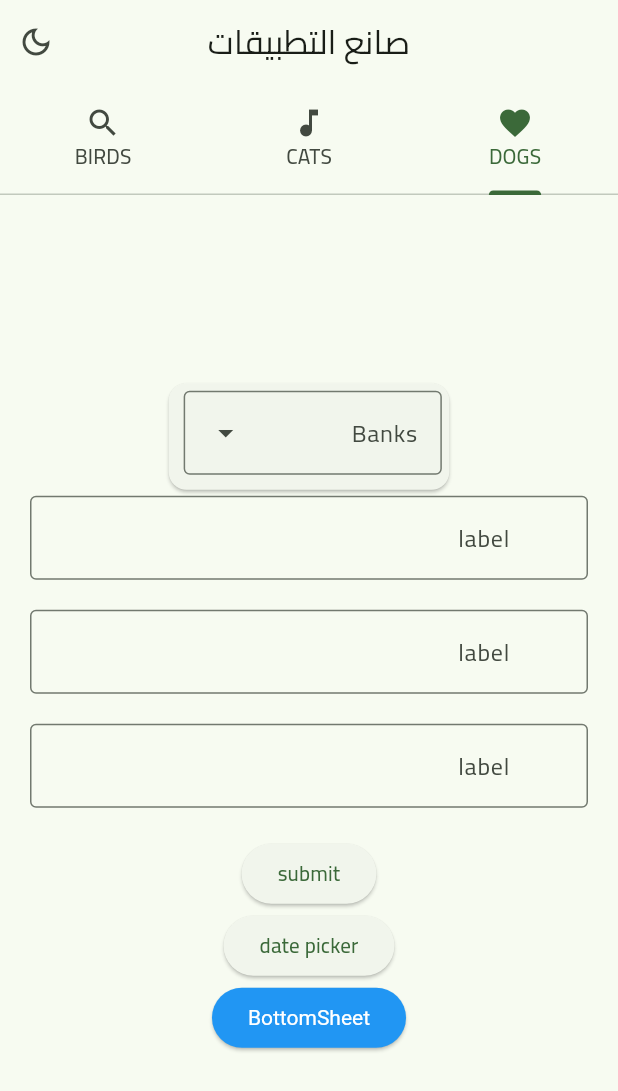
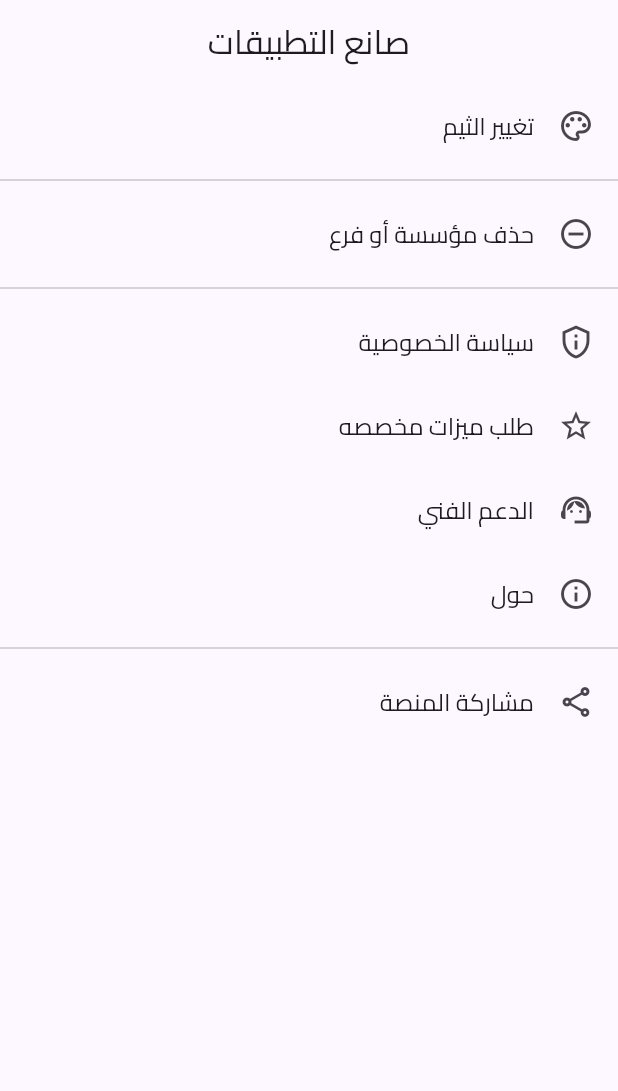
Before and after one commit to almaayn20/system_creator, a Flutter app: the screen it shows after launch, on a phone screen of 412 x 824 dp. Shown: the top 1091 px of the screen. Run offline on Flutter 3.47's test engine with Material 2 defaults, Android fonts, the phone set to English and light mode, and no system bars; our stand-ins replace carousel_slider, flutter_colorpicker, get, get_storage, tuple.

Commit message:
finishing app theme+ building settings screen

```diff
--- a/lib/main.dart
+++ b/lib/main.dart
@@ -1,5 +1,6 @@
 import 'package:flutter/material.dart';
 import 'package:get/get.dart';
+import 'package:system_creator/view/screens/settings.dart';
 import 'package:system_creator/view/screens/test_screen.dart';
 
 import 'services/theme_Services.dart';
@@ -18,7 +19,7 @@ class MyApp extends StatelessWidget {
       theme: lightTheme,
       darkTheme: darkTheme,
       themeMode: ThemeServices().theme,
-      home: ChangeAppTheme(),
+      home: Settings(),
     );
   }
 }
--- a/lib/services/theme_services.dart
+++ b/lib/services/theme_services.dart
@@ -1,58 +1,100 @@
-import 'package:flutter/material.dart';
-import 'package:google_fonts/google_fonts.dart';
 import 'package:get/get.dart';
 import 'package:get_storage/get_storage.dart';
-
-Color selectedColor = Colors.green;
-
-void changeColorSchemeSeed(Color c) => selectedColor = c;
+import 'package:flutter/material.dart';
 
 class ThemeServices {
   final GetStorage _box = GetStorage();
-  final _key = 'isDarkMode';
+  final _key = 'mode';
 
-  _saveThemeToBox(bool isDarkMode) => _box.write(_key, isDarkMode);
-  bool _loadThemeFromBox() => _box.read<bool>(_key) ?? false;
+  _saveThemeToBox(int m) => _box.write(_key, m);
+  int loadThemeFromBox() => _box.read<int>(_key) ?? 1;
 
-  ThemeMode get theme => _loadThemeFromBox() ? ThemeMode.dark : ThemeMode.light;
+  ThemeMode get theme => loadThemeFromBox() == 1
+      ? ThemeMode.light
+      : loadThemeFromBox() == 2
+          ? ThemeMode.dark
+          : ThemeMode.system;
 
-  void switchTheme() {
-    Get.changeThemeMode(_loadThemeFromBox() ? ThemeMode.dark : ThemeMode.light);
-    _saveThemeToBox(!_loadThemeFromBox());
+  void changeTheme(int n, int m, BuildContext context) {
+    _saveThemeToBox(n);
+    _saveColorToBox(m);
+    updateThemes(context);
+
+    // Get.changeThemeMode(n == 1
+    //     ? ThemeMode.light
+    //     : n == 2
+    //         ? ThemeMode.dark
+    //         : ThemeMode.system);
   }
 
-  void changeThemeData() {
-    if (_loadThemeFromBox()) {
-      Get.changeTheme(ThemeData(
-        colorSchemeSeed: selectedColor,
-        useMaterial3: true,
-        //     textTheme: GoogleFonts.cairoTextTheme(),
-        fontFamily: 'Cairo',
-      ));
-    } else {
-      Get.changeTheme(ThemeData(
-        //  brightness: Brightness.dark,
-        useMaterial3: true,
-        colorSchemeSeed: selectedColor,
-        //   textTheme: GoogleFonts.cairoTextTheme(),
-        fontFamily: 'Cairo',
-      ));
-    }
+  final _key2 = 'color';
+
+  _saveColorToBox(int m) => _box.write(_key2, m);
+  int loadColorFromBox() => _box.read<int>(_key2) ?? 1;
+
+  Color get c {
+    if (loadColorFromBox() == 1)
+      return const Color(0xff6750a4);
+    else if (loadColorFromBox() == 2)
+      return Colors.indigo;
+    else if (loadColorFromBox() == 3)
+      return Colors.blue;
+    else if (loadColorFromBox() == 4)
+      return Colors.teal;
+    else if (loadColorFromBox() == 5)
+      return Colors.green;
+    else if (loadColorFromBox() == 6)
+      return Colors.yellow;
+    else if (loadColorFromBox() == 7)
+      return Colors.orange;
+    else if (loadColorFromBox() == 8)
+      return Colors.deepOrange;
+    else
+      return Colors.pink;
+  }
+
+  void updateThemes(BuildContext context) {
+    ThemeData lt = ThemeData(
+      brightness: Brightness.light,
+      useMaterial3: true,
+      colorSchemeSeed: c,
+      fontFamily: 'Cairo',
+    );
+
+    ThemeData dt = ThemeData(
+      brightness: Brightness.dark,
+      useMaterial3: true,
+      colorSchemeSeed: c,
+      fontFamily: 'Cairo',
+    );
+
+    ThemeData dlts = ThemeData(
+      brightness: MediaQuery.of(context).platformBrightness == Brightness.dark
+          ? Brightness.dark
+          : Brightness.light,
+      useMaterial3: true,
+      colorSchemeSeed: c,
+      fontFamily: 'Cairo',
+    );
+
+    loadThemeFromBox() == 1
+        ? Get.changeTheme(lt)
+        : loadThemeFromBox() == 2
+            ? Get.changeTheme(dt)
+            : Get.changeTheme(dlts);
   }
 }
 
 ThemeData lightTheme = ThemeData(
-//    brightness: Brightness.light,
+  brightness: Brightness.light,
   useMaterial3: true,
-  colorSchemeSeed: selectedColor,
-//  textTheme: GoogleFonts.cairoTextTheme(),
+  colorSchemeSeed: ThemeServices().c,
   fontFamily: 'Cairo',
 );
 
 ThemeData darkTheme = ThemeData(
   brightness: Brightness.dark,
   useMaterial3: true,
-  colorSchemeSeed: selectedColor,
-  // textTheme: GoogleFonts.cairoTextTheme(),
+  colorSchemeSeed: ThemeServices().c,
   fontFamily: 'Cairo',
 );
--- /dev/null
+++ b/lib/view/screens/settings.dart
@@ -0,0 +1,149 @@
+import 'package:flutter/material.dart';
+import 'package:get/get.dart';
+import 'package:system_creator/services/size_config.dart';
+import 'package:system_creator/view/widget/alert_dialog.dart';
+import 'package:system_creator/view/widget/radio_buttons.dart';
+import 'package:system_creator/view/widget/text_button.dart';
+
+import '../../services/theme_Services.dart';
+import '../widget/app_bar.dart';
+import '../widget/list_view.dart';
+
+class Settings extends StatelessWidget {
+  Settings({super.key});
+
+  final List<String> themeModes = [
+    'الوضع النهاري',
+    'الوضع الليلي',
+    'استخدم ثيم الجهاز'
+  ];
+  int themeMode = 1;
+  int themeColor = 1;
+
+  void getThemeConfig() {
+    themeMode = ThemeServices().loadThemeFromBox();
+    themeColor = ThemeServices().loadColorFromBox();
+  }
+
+  final List<String> themeColors = [
+    'اللون الافتراضي',
+    'Indigo',
+    'Blue',
+    'Teal',
+    'Green',
+    'Yellow',
+    'Orange',
+    'Deep Orange',
+    'Pink'
+  ];
+
+  int selectedThemeModeIndex = 1; // Store the selected theme mode index
+  int selectedThemeColorIndex = 1; // Store the selected theme color index
+
+  void handleThemeModeSelected(int index) {
+    // Update the selected theme mode index when a radio button is selected
+    selectedThemeModeIndex = index;
+  }
+
+  void handleThemeColorSelected(int index) {
+    // Update the selected theme color index when a radio button is selected
+    selectedThemeColorIndex = index;
+  }
+
+  void changeThemeButton(BuildContext context) {
+    getThemeConfig();
+    alertDialogCustom(
+      context: context,
+      title: 'تغيير ثيم التطبيق',
+      content: SingleChildScrollView(
+        child: Column(
+          crossAxisAlignment: CrossAxisAlignment.start,
+          children: [
+            const Text('تغيير المظهر'),
+            colDivider,
+            Radios(
+              options: themeModes,
+              onOptionSelected: handleThemeModeSelected,
+              defaultSelectedIndex: themeMode - 1, // Set the default index
+            ),
+            const Divider(),
+            const Text('تغيير اللون'),
+            colDivider,
+            Radios(
+              options: themeColors,
+              onOptionSelected: handleThemeColorSelected,
+              defaultSelectedIndex: themeColor - 1, // Set the default index
+            ),
+          ],
+        ),
+      ),
+      actions: [
+        textButtonCustom(
+          func: () {
+            ThemeServices().changeTheme(
+                selectedThemeModeIndex, selectedThemeColorIndex, context);
+            Navigator.of(context).pop();
+          },
+          text: 'تغيير',
+        ),
+      ],
+    );
+  }
+
+  @override
+  Widget build(BuildContext context) {
+    return Directionality(
+      textDirection: TextDirection.rtl,
+      child: Scaffold(
+        appBar: appBarCustom(
+          title: 'صانع التطبيقات',
+        ),
+        body: ListView(
+          children: listTileCustom([
+            ListTileProps(
+              title: const Text('تغيير الثيم'),
+              leading: Icons.color_lens_outlined,
+              onTap: () {
+                changeThemeButton(context);
+              },
+            ),
+            ListTileProps(
+              title: const Text('حذف مؤسسة أو فرع'),
+              leading: Icons.remove_circle_outline,
+              onTap: () {},
+            ),
+            ListTileProps(
+              title: const Text('سياسة الخصوصية'),
+              leading: Icons.privacy_tip_outlined,
+              onTap: () {},
+            ),
+            ListTileProps(
+              title: const Text('طلب ميزات مخصصه'),
+              leading: Icons.star_border_outlined,
+              onTap: () {},
+            ),
+            ListTileProps(
+              title: const Text('الدعم الفني'),
+              leading: Icons.support_agent_outlined,
+              onTap: () {},
+            ),
+            ListTileProps(
+              title: const Text('حول'),
+              leading: Icons.info_outline,
+              onTap: () {},
+            ),
+            ListTileProps(
+              title: const Text('مشاركة المنصة'),
+              leading: Icons.share_outlined,
+              onTap: () {},
+            ),
+          ], [
+            0,
+            1,
+            5
+          ]),
+        ),
+      ),
+    );
+  }
+}
--- a/lib/view/screens/test_screen.dart
+++ b/lib/view/screens/test_screen.dart
@@ -131,15 +131,6 @@ class _ChangeAppThemeState extends State<ChangeAppTheme>
       child: Scaffold(
         appBar: appBarCustom(
           title: 'صانع التطبيقات',
-          actions: [
-            IconButton(
-                onPressed: () {
-                  ThemeServices().switchTheme();
-                },
-                icon: ThemeServices().theme == ThemeMode.dark
-                    ? const Icon(Icons.light_mode_outlined)
-                    : const Icon(Icons.dark_mode_outlined)),
-          ],
         ),
         body: TabBarWidget(
           tabController: _tabController,
@@ -225,7 +216,7 @@ class _ChangeAppThemeState extends State<ChangeAppTheme>
         ListTileProps(
           title: Text('Item 2'),
           subtitle: Text('Subtitle for Item 2'),
-          leading: Icon(Icons.info),
+          leading: Icons.info,
           isThreeLine: false,
           onTap: () {
             // Handle onTap for Item 2
--- a/lib/view/widget/color_picker.dart
+++ b/lib/view/widget/color_picker.dart
@@ -23,7 +23,7 @@ ElevatedButton colorPickerCustom(
               TextButton(
                 onPressed: () {
                   Navigator.of(context).pop();
-                  ThemeServices().changeThemeData();
+                  //   ThemeServices().changeThemeColor(1);
                 },
                 child: const Text('OK'),
               ),
--- a/lib/view/widget/list_view.dart
+++ b/lib/view/widget/list_view.dart
@@ -1,12 +1,14 @@
 import 'package:flutter/material.dart';
+
+import '../../services/size_config.dart';
 
 class ListTileProps {
   final Widget title;
   final Widget? subtitle;
-  final Widget? leading;
+  final IconData? leading;
   final bool isThreeLine;
   final VoidCallback? onTap;
-  final IconData trailing;
+  final IconData? trailing;
 
   ListTileProps({
     required this.title,
@@ -14,7 +16,7 @@ class ListTileProps {
     this.leading,
     this.isThreeLine = false,
     this.onTap,
-    required this.trailing,
+    this.trailing,
   });
 }
 
@@ -25,13 +27,41 @@ ListView listViewCustom(List<ListTileProps> listTileProps) {
         ListTile(
           title: props.title,
           subtitle: props.subtitle,
-          leading: props.leading,
+          leading: Icon(props.leading),
           isThreeLine: props.isThreeLine,
           onTap: props.onTap,
           trailing: Icon(props.trailing),
         ),
     ],
   );
+}
+
+List<Widget> listTileCustom(
+    List<ListTileProps> listTileProps, List<int> dividerIndices) {
+  final List<Widget> tilesWithDividers = [];
+
+  for (int i = 0; i < listTileProps.length; i++) {
+    final props = listTileProps[i];
+
+    tilesWithDividers.add(
+      ListTile(
+        title: props.title,
+        subtitle: props.subtitle,
+        leading: Icon(props.leading),
+        isThreeLine: props.isThreeLine,
+        onTap: props.onTap,
+        trailing: Icon(props.trailing),
+      ),
+    );
+
+    if (dividerIndices.contains(i)) {
+      tilesWithDividers.add(
+        const Divider(),
+      );
+    }
+  }
+
+  return tilesWithDividers;
 }
 
 /*
```
Also changed, not shown: lib/view/widget/alert_dialog.dart (+9 -6 lines), lib/view/widget/radio_buttons.dart (added, +42 -0 lines), 2 other files.
